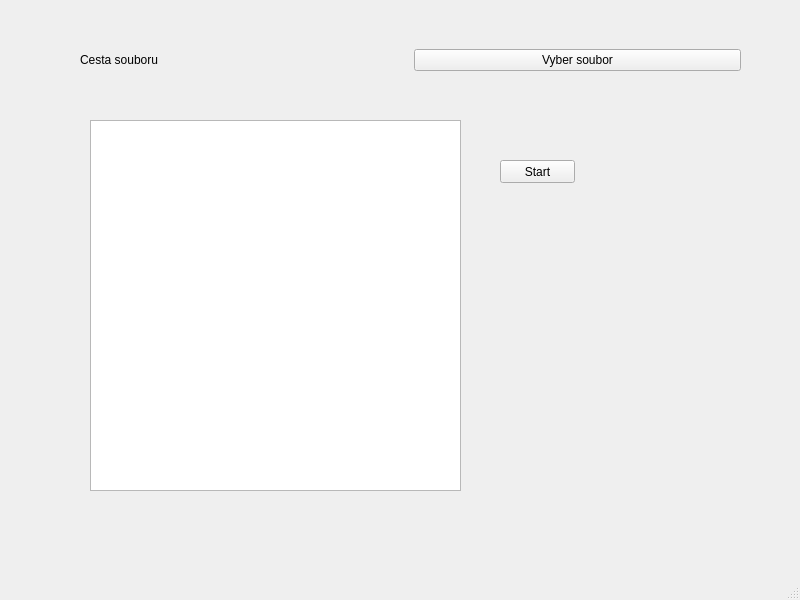
Above: mainwindow.ui from frutabruta/RopidXmlTools before the change. Below: the same form after it.
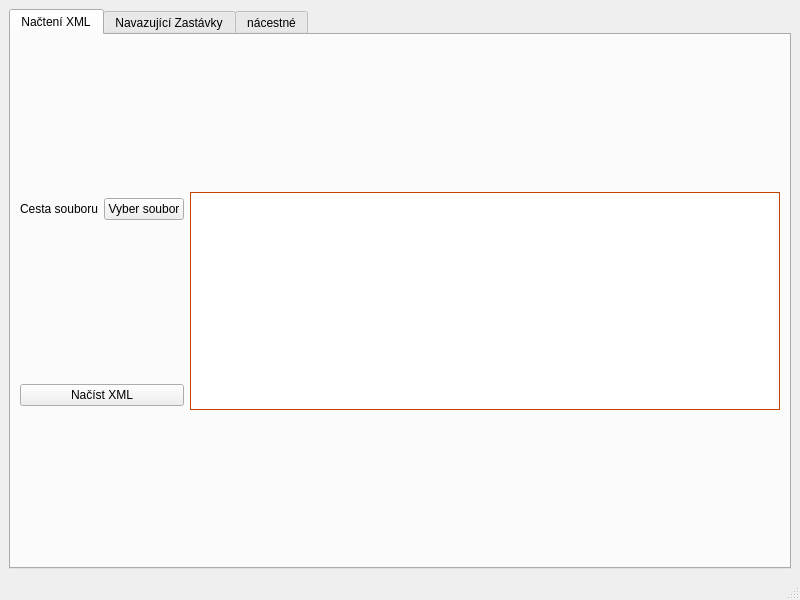
That is the form after the change. The open tabs and pages were chosen to show the change.

Commit message: prvni funkcni verze

```diff
--- a/mainwindow.ui
+++ b/mainwindow.ui
@@ -14,55 +14,179 @@
    <string>RopidXmlTools</string>
   </property>
   <widget class="QWidget" name="centralwidget">
-   <widget class="QTextEdit" name="textEdit_vypisChyb">
-    <property name="geometry">
-     <rect>
-      <x>90</x>
-      <y>120</y>
-      <width>371</width>
-      <height>371</height>
-     </rect>
-    </property>
-   </widget>
-   <widget class="QPushButton" name="pushButton_start">
-    <property name="geometry">
-     <rect>
-      <x>500</x>
-      <y>160</y>
-      <width>75</width>
-      <height>23</height>
-     </rect>
-    </property>
-    <property name="text">
-     <string>Start</string>
-    </property>
-   </widget>
-   <widget class="QWidget" name="horizontalLayoutWidget">
-    <property name="geometry">
-     <rect>
-      <x>80</x>
-      <y>20</y>
-      <width>661</width>
-      <height>80</height>
-     </rect>
-    </property>
-    <layout class="QHBoxLayout" name="horizontalLayout">
-     <item>
-      <widget class="QLabel" name="label_xmlPath">
-       <property name="text">
-        <string>Cesta souboru</string>
-       </property>
+   <layout class="QGridLayout" name="gridLayout">
+    <item row="0" column="0">
+     <widget class="QTabWidget" name="tabWidget_viaStops">
+      <property name="sizePolicy">
+       <sizepolicy hsizetype="Minimum" vsizetype="Minimum">
+        <horstretch>0</horstretch>
+        <verstretch>0</verstretch>
+       </sizepolicy>
+      </property>
+      <property name="currentIndex">
+       <number>1</number>
+      </property>
+      <widget class="QWidget" name="tab_load">
+       <attribute name="title">
+        <string>Načtení XML</string>
+       </attribute>
+       <layout class="QGridLayout" name="gridLayout_2">
+        <item row="0" column="1" rowspan="2">
+         <widget class="QTextEdit" name="textEdit_vypisChyb">
+          <property name="palette">
+           <palette>
+            <active>
+             <colorrole role="Base">
+              <brush brushstyle="SolidPattern">
+               <color alpha="255">
+                <red>255</red>
+                <green>255</green>
+                <blue>255</blue>
+               </color>
+              </brush>
+             </colorrole>
+             <colorrole role="Window">
+              <brush brushstyle="SolidPattern">
+               <color alpha="255">
+                <red>255</red>
+                <green>85</green>
+                <blue>0</blue>
+               </color>
+              </brush>
+             </colorrole>
+            </active>
+            <inactive>
+             <colorrole role="Base">
+              <brush brushstyle="SolidPattern">
+               <color alpha="255">
+                <red>255</red>
+                <green>255</green>
+                <blue>255</blue>
+               </color>
+              </brush>
+             </colorrole>
+             <colorrole role="Window">
+              <brush brushstyle="SolidPattern">
+               <color alpha="255">
+                <red>255</red>
+                <green>85</green>
+                <blue>0</blue>
+               </color>
+              </brush>
+             </colorrole>
+            </inactive>
+            <disabled>
+             <colorrole role="Base">
+              <brush brushstyle="SolidPattern">
+               <color alpha="255">
+                <red>255</red>
+                <green>85</green>
+                <blue>0</blue>
+               </color>
+              </brush>
+             </colorrole>
+             <colorrole role="Window">
+              <brush brushstyle="SolidPattern">
+               <color alpha="255">
+                <red>255</red>
+                <green>85</green>
+                <blue>0</blue>
+               </color>
+              </brush>
+             </colorrole>
+            </disabled>
+           </palette>
+          </property>
+          <property name="frameShadow">
+           <enum>QFrame::Raised</enum>
+          </property>
+          <property name="lineWidth">
+           <number>3</number>
+          </property>
+         </widget>
+        </item>
+        <item row="0" column="0">
+         <layout class="QHBoxLayout" name="horizontalLayout">
+          <item>
+           <widget class="QLabel" name="label_xmlPath">
+            <property name="text">
+             <string>Cesta souboru</string>
+            </property>
+           </widget>
+          </item>
+          <item>
+           <widget class="QPushButton" name="pushButton_selectFile">
+            <property name="text">
+             <string>Vyber soubor</string>
+            </property>
+           </widget>
+          </item>
+         </layout>
+        </item>
+        <item row="1" column="0">
+         <widget class="QPushButton" name="pushButton_start">
+          <property name="text">
+           <string>Načíst XML</string>
+          </property>
+         </widget>
+        </item>
+       </layout>
       </widget>
-     </item>
-     <item>
-      <widget class="QPushButton" name="pushButton_selectFile">
-       <property name="text">
-        <string>Vyber soubor</string>
-       </property>
+      <widget class="QWidget" name="tab_zastNavazSpoj">
+       <attribute name="title">
+        <string>Navazující Zastávky</string>
+       </attribute>
+       <layout class="QGridLayout" name="gridLayout_3">
+        <item row="0" column="0">
+         <layout class="QVBoxLayout" name="verticalLayout">
+          <item>
+           <widget class="QTableWidget" name="tableWidget_zastavkyNavazujici">
+            <column>
+             <property name="text">
+              <string>Název</string>
+             </property>
+            </column>
+            <column>
+             <property name="text">
+              <string>CIS</string>
+             </property>
+            </column>
+            <column>
+             <property name="text">
+              <string>OIS</string>
+             </property>
+            </column>
+            <column>
+             <property name="text">
+              <string>u</string>
+             </property>
+            </column>
+            <column>
+             <property name="text">
+              <string>z</string>
+             </property>
+            </column>
+           </widget>
+          </item>
+          <item>
+           <widget class="QPushButton" name="pushButton_navazZast">
+            <property name="text">
+             <string>Spustit</string>
+            </property>
+           </widget>
+          </item>
+         </layout>
+        </item>
+       </layout>
       </widget>
-     </item>
-    </layout>
-   </widget>
+      <widget class="QWidget" name="tab_nacestne">
+       <attribute name="title">
+        <string>nácestné</string>
+       </attribute>
+      </widget>
+     </widget>
+    </item>
+   </layout>
   </widget>
   <widget class="QMenuBar" name="menubar">
    <property name="geometry">
```
The commit also changes 2 other files.
